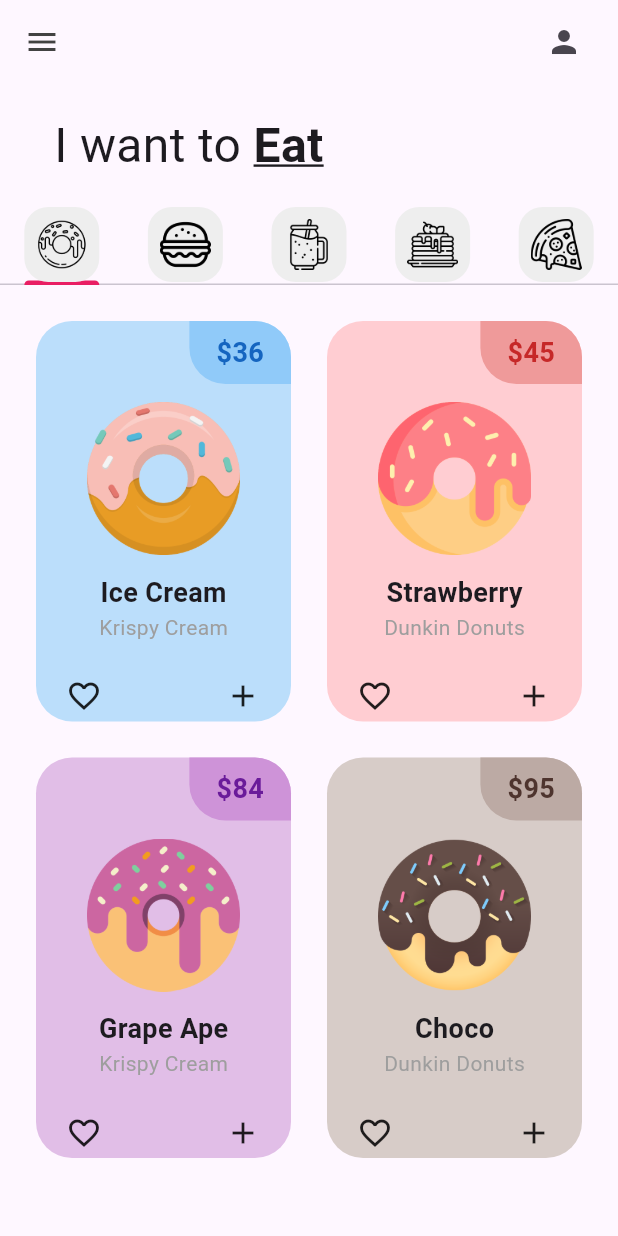
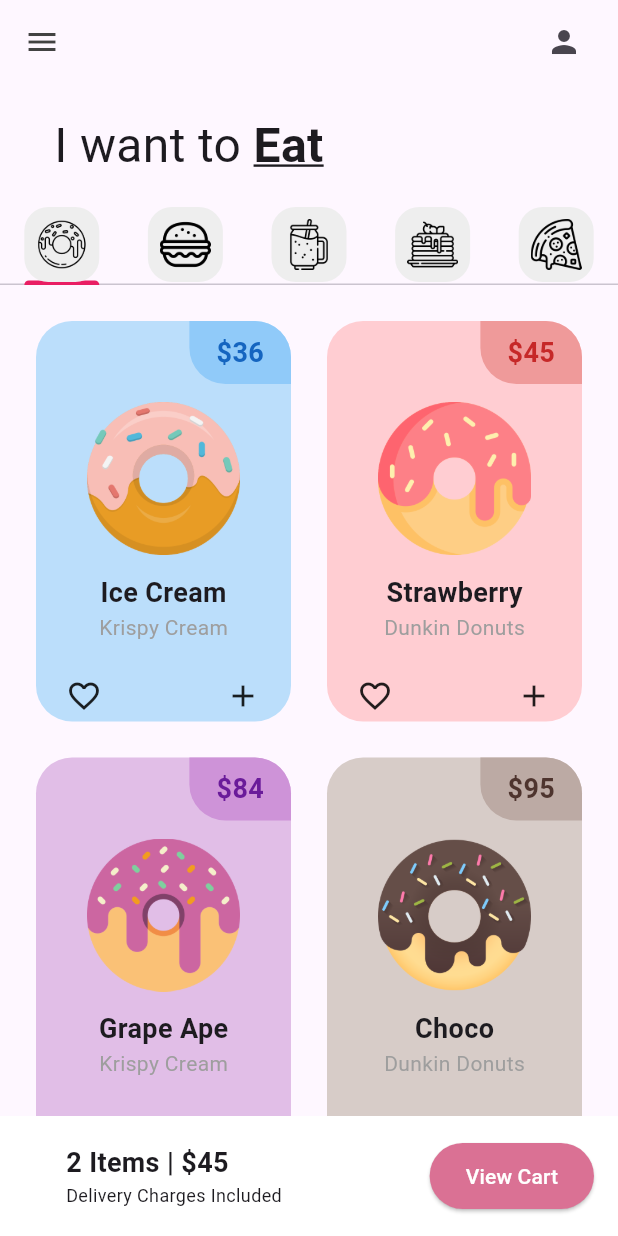
Before and after one commit to Angelalpizar18/donut_app_2a_alpizar, a Flutter app: the screen it shows after launch, on a phone screen of 412 x 824 dp. Run offline on Flutter 3.47's test engine with Material 3 defaults, Android fonts, the light colour scheme and no system bars.

Commit message:
UI finished

```diff
--- a/lib/pages/home_page.dart
+++ b/lib/pages/home_page.dart
@@ -80,8 +80,43 @@ class _HomePageState extends State<HomePage> {
                 SmoothieTab(),
                 PanCakesTab(),
                 PizzaTab(),
-              ]))
+              ])),
               //Carrito
+              Container(
+                  color: Colors.white,
+                  padding: const EdgeInsets.all(16),
+                  child: Row(
+                    mainAxisAlignment: MainAxisAlignment.spaceBetween,
+                    children: [
+                      Padding(
+                          padding: EdgeInsets.only(left: 28),
+                          child: Column(
+                            //Alinear a la izquierda (horizontal)
+                            crossAxisAlignment: CrossAxisAlignment.start,
+                            children: [
+                              Text('2 Items | \$45',
+                                  style: TextStyle(
+                                      fontSize: 18,
+                                      fontWeight: FontWeight.bold)),
+                              Text(
+                                'Delivery Charges Included',
+                                style: TextStyle(fontSize: 12),
+                              ),
+                            ],
+                          )),
+                      ElevatedButton(
+                          onPressed: () {},
+                          style: ElevatedButton.styleFrom(
+                              backgroundColor:
+                                  const Color.fromARGB(255, 218, 113, 148),
+                              padding: const EdgeInsets.symmetric(
+                                  horizontal: 24, vertical: 12)),
+                          child: const Text(
+                            'View Cart',
+                            style: TextStyle(color: Colors.white),
+                          )),
+                    ],
+                  ))
             ],
           )),
     );
```
